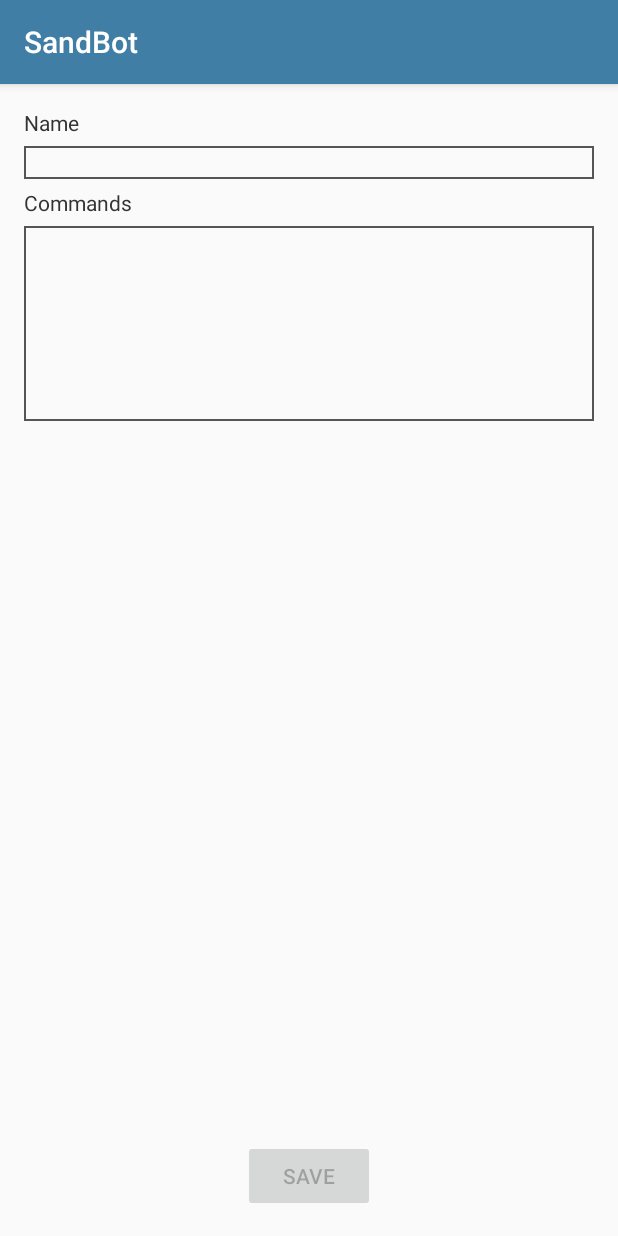
After one commit to grammesm/SandBot-Android, an Android app: the SequenceEditActivity screen opened directly, with no data from a screen before it, on a phone screen of 412 x 824 dp. The commit adds this screen. Run offline under Robolectric (Android 15) with nearby library versions, the phone set to English and light mode, and no system bars.

Commit message:
Sequence add/edit functionality

```diff
--- a/app/src/main/AndroidManifest.xml
+++ b/app/src/main/AndroidManifest.xml
@@ -20,6 +20,7 @@
         </activity>
         <activity android:name=".ui.pattern.PatternEditActivity" />
         <activity android:name=".ui.settings.SettingsActivity" />
+        <activity android:name=".ui.sequence.SequenceEditActivity" />
     </application>
 
 </manifest>
--- a/app/src/main/java/com/alwaystinkering/sandbot/model/sequence/Sequence.java
+++ b/app/src/main/java/com/alwaystinkering/sandbot/model/sequence/Sequence.java
@@ -1,6 +1,8 @@
 package com.alwaystinkering.sandbot.model.sequence;
 
 public class Sequence {
+
+    public static final String SEQUENCE_NAME_EXTRA_KEY = "sequenceName";
 
     private String name;
     private String commands;
--- /dev/null
+++ b/app/src/main/java/com/alwaystinkering/sandbot/ui/sequence/SequenceEditActivity.java
@@ -0,0 +1,142 @@
+package com.alwaystinkering.sandbot.ui.sequence;
+
+import android.os.Bundle;
+import android.support.v7.app.AlertDialog;
+import android.support.v7.app.AppCompatActivity;
+import android.text.Editable;
+import android.text.TextWatcher;
+import android.util.Log;
+import android.view.View;
+import android.widget.Button;
+import android.widget.EditText;
+import android.widget.ImageView;
+
+import com.alwaystinkering.sandbot.R;
+import com.alwaystinkering.sandbot.model.pattern.Pattern;
+import com.alwaystinkering.sandbot.model.sequence.Sequence;
+import com.alwaystinkering.sandbot.model.state.SandBotStateManager;
+import com.alwaystinkering.sandbot.model.web.SandBotSettings;
+import com.alwaystinkering.sandbot.ui.pattern.PatternSimulationDialog;
+
+
+public class SequenceEditActivity extends AppCompatActivity {
+
+    private static final String TAG = "SequenceEditActivity";
+
+    private EditText name;
+    private EditText commands;
+    private Button saveButton;
+
+    private Sequence sequence;
+
+    private String originalName;
+
+    @Override
+    public void onCreate(Bundle savedInstanceState) {
+        super.onCreate(savedInstanceState);
+        setContentView(R.layout.activity_sequence_edit);
+
+        if (getIntent().getExtras() != null) {
+            Log.d(TAG, "Extras supplied");
+            originalName = getIntent().getStringExtra(Sequence.SEQUENCE_NAME_EXTRA_KEY);
+            if (originalName != null) {
+                sequence = SandBotStateManager.getSandBotSettings().getSequences().get(originalName);
+            } else {
+                Log.d(TAG, "Sequence name not found!");
+                sequence = new Sequence("", "", false);
+            }
+        } else {
+            Log.d(TAG, "No sequence name defined, creating new");
+            sequence = new Sequence("", "", false);
+        }
+
+        name = findViewById(R.id.sequenceNameInput);
+        commands = findViewById(R.id.sequenceCommandInput);
+        name.setText(sequence.getName());
+        commands.setText(sequence.getCommands());
+        commands.addTextChangedListener(new TextWatcher() {
+            @Override
+            public void beforeTextChanged(CharSequence s, int start, int count, int after) {
+
+            }
+
+            @Override
+            public void onTextChanged(CharSequence s, int start, int before, int count) {
+
+            }
+
+            @Override
+            public void afterTextChanged(Editable s) {
+                textChanged();
+            }
+        });
+        name.addTextChangedListener(new TextWatcher() {
+            @Override
+            public void beforeTextChanged(CharSequence s, int start, int count, int after) {
+
+            }
+
+            @Override
+            public void onTextChanged(CharSequence s, int start, int before, int count) {
+
+            }
+
+            @Override
+            public void afterTextChanged(Editable s) {
+                textChanged();
+            }
+        });
+
+        saveButton = findViewById(R.id.sequenceSaveButton);
+        saveButton.setOnClickListener(new View.OnClickListener() {
+            @Override
+            public void onClick(View v) {
+                saveSequence();
+            }
+        });
+
+
+        saveButton.setEnabled(false);
+    }
+
+    @Override
+    public void onStart() {
+        super.onStart();
+    }
+
+    private void textChanged() {
+        sequence.setName(name.getText().toString().trim());
+        sequence.setCommands(commands.getText().toString().trim());
+        saveButton.setEnabled(true);
+    }
+
+    private void saveSequence() {
+        if (name.getText().toString().trim().isEmpty()) {
+            Log.e(TAG, "Name can not be empty!");
+            new AlertDialog.Builder(SequenceEditActivity.this)
+                    .setTitle("ERROR")
+                    .setMessage("Sequence name must be defined to save")
+                    .setPositiveButton("OK", null)
+                    .show();
+            return;
+        }
+
+        // Remove the old pattern if it exists
+        if (originalName != null) {
+            SandBotStateManager.getSandBotSettings().getSequences().remove(originalName);
+        }
+
+        // Save the newly created/edited pattern
+        SandBotStateManager.getSandBotSettings().getSequences().put(sequence.getName(), sequence);
+        SandBotStateManager.getSandBotSettings().writeConfig(new SandBotSettings.ConfigWriteListener() {
+            @Override
+            public void writeConfigResult(boolean success) {
+                if (success) {
+                    SequenceEditActivity.this.finish();
+                } else {
+                    Log.e(TAG, "Write Failed!");
+                }
+            }
+        });
+    }
+}
--- /dev/null
+++ b/app/src/main/res/layout/activity_sequence_edit.xml
@@ -0,0 +1,71 @@
+<?xml version="1.0" encoding="utf-8"?>
+<FrameLayout xmlns:android="http://schemas.android.com/apk/res/android"
+    xmlns:tools="http://schemas.android.com/tools"
+    android:layout_width="match_parent"
+    android:layout_height="match_parent"
+    android:padding="16dp"
+    tools:context=".ui.sequence.SequenceEditActivity">
+
+    <RelativeLayout
+        android:layout_width="match_parent"
+        android:layout_height="match_parent">
+
+        <TextView
+            android:id="@+id/sequenceNameHeader"
+            android:layout_width="wrap_content"
+            android:layout_height="wrap_content"
+            android:text="Name"
+            android:textColor="#333" />
+
+        <EditText
+            android:id="@+id/sequenceNameInput"
+            android:layout_width="match_parent"
+            android:layout_height="wrap_content"
+            android:layout_below="@id/sequenceNameHeader"
+            android:layout_marginTop="6dp"
+            android:background="@drawable/dark_gray_border"
+            android:gravity="top"
+            android:minLines="1"
+            android:padding="4dp"
+            android:textSize="10sp" />
+
+        <TextView
+            android:id="@+id/sequenceCommandHeader"
+            android:layout_width="wrap_content"
+            android:layout_height="wrap_content"
+            android:layout_below="@id/sequenceNameInput"
+            android:layout_marginTop="6dp"
+            android:text="Commands"
+            android:textColor="#333" />
+
+        <EditText
+            android:id="@+id/sequenceCommandInput"
+            android:layout_width="match_parent"
+            android:layout_height="wrap_content"
+            android:layout_below="@id/sequenceCommandHeader"
+            android:layout_marginTop="6dp"
+            android:background="@drawable/dark_gray_border"
+            android:gravity="top"
+            android:minLines="10"
+            android:padding="4dp"
+            android:textSize="10sp" />
+
+
+
+        <LinearLayout
+            android:id="@+id/sequenceButtonLayout"
+            android:layout_width="match_parent"
+            android:layout_height="wrap_content"
+            android:layout_alignParentBottom="true"
+            android:gravity="center_horizontal|center_vertical">
+            <Button
+                android:id="@+id/sequenceSaveButton"
+                android:layout_width="wrap_content"
+                android:layout_height="wrap_content"
+                android:text="Save" />
+        </LinearLayout>
+
+    </RelativeLayout>
+
+
+</FrameLayout>
```
Also changed, not shown: app/src/main/java/com/alwaystinkering/sandbot/SandBotActivity.java (+13 -1 lines), app/src/main/java/com/alwaystinkering/sandbot/model/web/SandBotSettings.java (+16 -4 lines), app/src/main/java/com/alwaystinkering/sandbot/ui/sequence/SequenceListAdapter.java (renamed from app/src/main/java/com/alwaystinkering/sandbot/ui/sandbot/SequenceListAdapter.java, +41 -19 lines).
